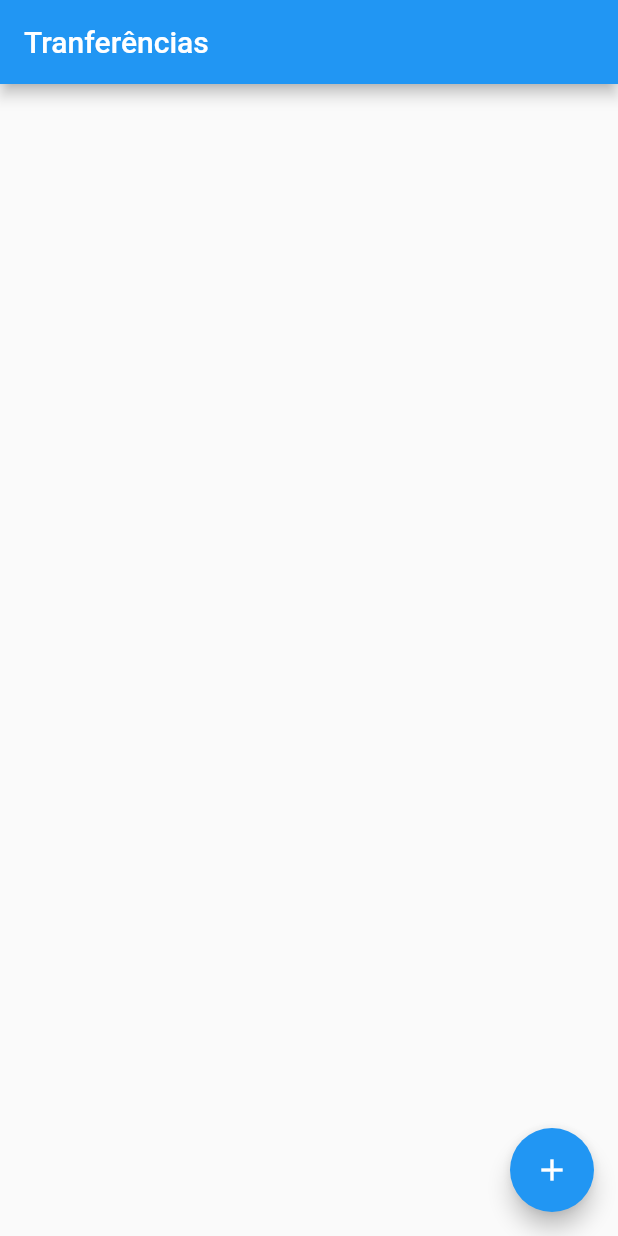
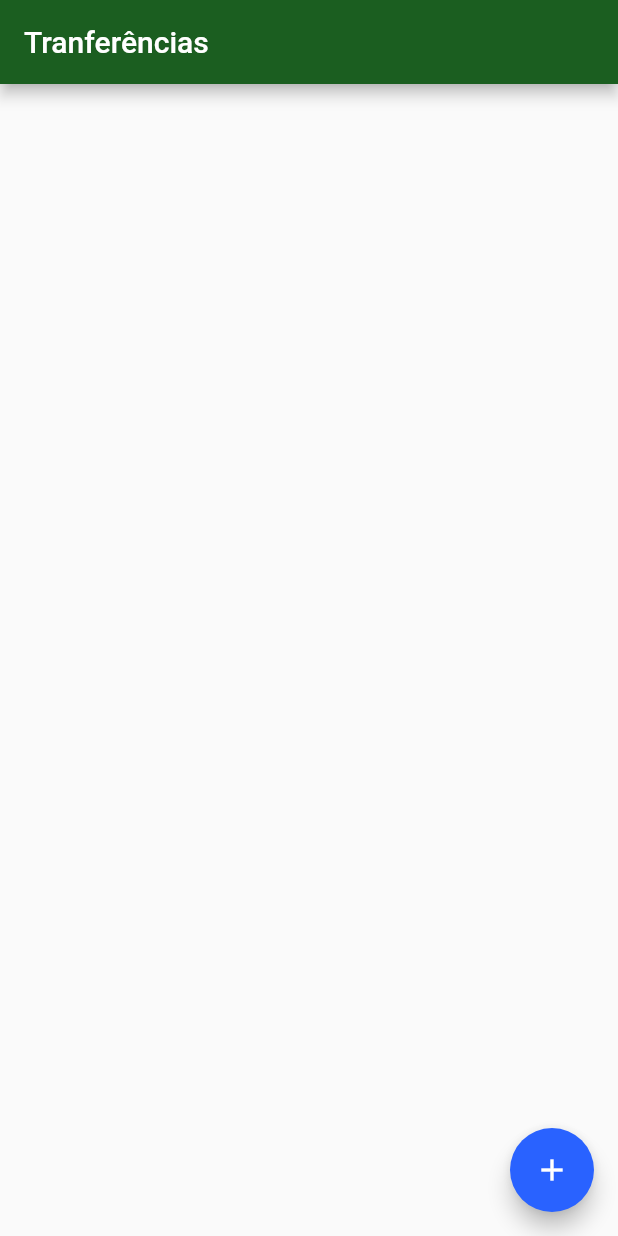
Before and after one commit to guilhermeotsu/firstapp-flutter, a Flutter app: the screen it shows after launch, on a phone screen of 412 x 824 dp. Run offline on Flutter 3.47's test engine with Material 2 defaults, Android fonts, the phone set to English and light mode, and no system bars.

Commit message:
mudar cores

```diff
--- a/lib/main.dart
+++ b/lib/main.dart
@@ -6,9 +6,14 @@ class ByteBankApp extends StatelessWidget {
   @override
   Widget build(BuildContext context) {
     return MaterialApp(
-      home: Scaffold(
-        body: ListaTransferencias(),
+      theme: ThemeData(
+        primaryColor: Colors.green[900],
+        accentColor: Colors.blueAccent[700],
+        buttonTheme: ButtonThemeData(
+            buttonColor: Colors.blueAccent[700],
+            textTheme: ButtonTextTheme.primary),
       ),
+      home: ListaTransferencias(),
     );
   }
 }
```
